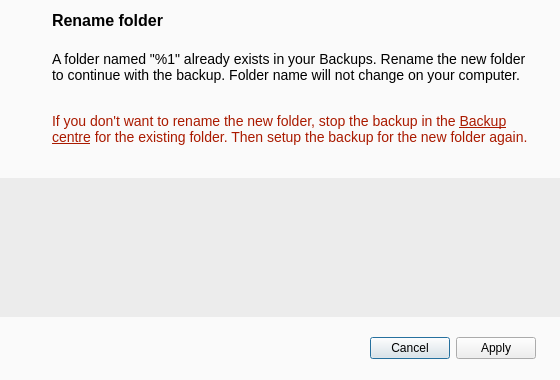
Above: src/MEGASync/syncs/gui/Backups/linux/BackupNameConflictDialog.ui from meganz/MEGAsync before the change. Below: the same form after it.
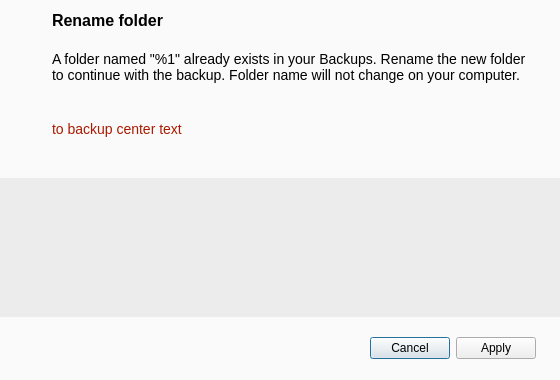
That is the form after the change. Icons and pictures are not drawn.

Commit message: rich text changed to ease translation tasks

Patch:
```diff
--- a/src/MEGASync/syncs/gui/Backups/linux/BackupNameConflictDialog.ui
+++ b/src/MEGASync/syncs/gui/Backups/linux/BackupNameConflictDialog.ui
@@ -134,10 +134,10 @@
 }</string>
        </property>
        <property name="text">
-        <string>&lt;html&gt;&lt;head/&gt;&lt;body&gt;&lt;p&gt;If you don't want to rename the new folder, stop the backup in the &lt;a href=&quot;https://13755-backup-center.developers.mega.co.nz/fm/backups&quot;&gt;&lt;span style=&quot; text-decoration: underline; color:#aa1a00;&quot;&gt;Backup centre&lt;/span&gt;&lt;/a&gt; for the existing folder. Then setup the backup for the new folder again. &lt;/p&gt;&lt;/body&gt;&lt;/html&gt;</string>
+        <string notr="true">to backup center text</string>
        </property>
        <property name="textFormat">
-        <enum>Qt::RichText</enum>
+        <enum>Qt::PlainText</enum>
        </property>
        <property name="wordWrap">
         <bool>true</bool>
```
The commit also changes 4 other files.
